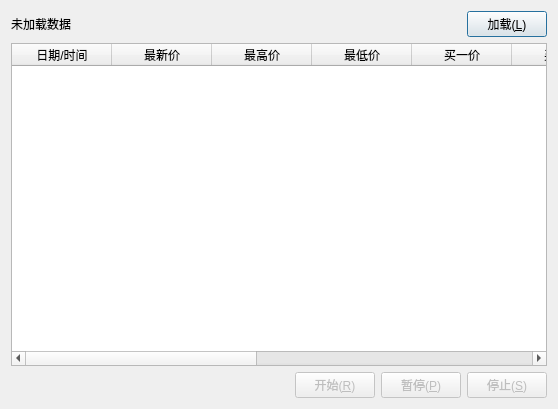
BruceFrankWong/FuturesWorkshop, file QT/dialog_test_server.ui: the form before one commit.
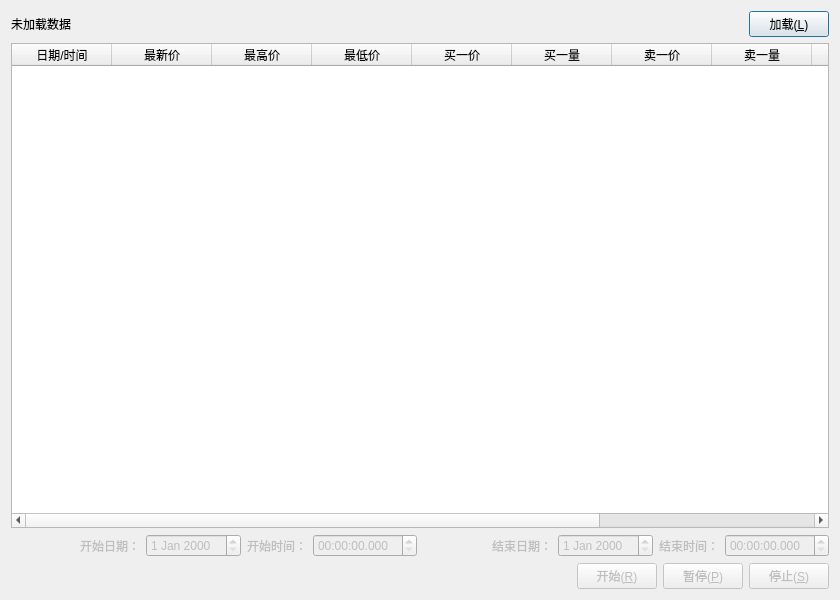
The form after the commit.

```diff
--- a/QT/dialog_test_server.ui
+++ b/QT/dialog_test_server.ui
@@ -6,10 +6,16 @@
    <rect>
     <x>0</x>
     <y>0</y>
-    <width>558</width>
-    <height>409</height>
+    <width>840</width>
+    <height>600</height>
    </rect>
   </property>
+  <property name="minimumSize">
+   <size>
+    <width>840</width>
+    <height>0</height>
+   </size>
+  </property>
   <property name="windowTitle">
    <string>FuturesWorkshop - 测试服务器</string>
   </property>
@@ -93,6 +99,11 @@
        <string>卖一量</string>
       </property>
      </column>
+     <column>
+      <property name="text">
+       <string>持仓量</string>
+      </property>
+     </column>
      <column>
       <property name="text">
        <string>成交量</string>
@@ -103,15 +114,121 @@
        <string>成交额</string>
       </property>
      </column>
-     <column>
-      <property name="text">
-       <string>持仓量</string>
-      </property>
-     </column>
     </widget>
    </item>
    <item>
-    <layout class="QHBoxLayout" name="layoutHorizontalBottom">
+    <layout class="QHBoxLayout" name="layoutHorizontalTime">
+     <item>
+      <spacer name="horizontalSpacer_2">
+       <property name="orientation">
+        <enum>Qt::Horizontal</enum>
+       </property>
+       <property name="sizeHint" stdset="0">
+        <size>
+         <width>40</width>
+         <height>20</height>
+        </size>
+       </property>
+      </spacer>
+     </item>
+     <item>
+      <widget class="QLabel" name="labelDateStart">
+       <property name="enabled">
+        <bool>false</bool>
+       </property>
+       <property name="text">
+        <string>开始日期：</string>
+       </property>
+      </widget>
+     </item>
+     <item>
+      <widget class="QDateEdit" name="dateStart">
+       <property name="enabled">
+        <bool>false</bool>
+       </property>
+      </widget>
+     </item>
+     <item>
+      <widget class="QLabel" name="labelTimeStart">
+       <property name="enabled">
+        <bool>false</bool>
+       </property>
+       <property name="text">
+        <string>开始时间：</string>
+       </property>
+      </widget>
+     </item>
+     <item>
+      <widget class="QTimeEdit" name="timeStart">
+       <property name="enabled">
+        <bool>false</bool>
+       </property>
+       <property name="displayFormat">
+        <string>HH:mm:ss.mmm</string>
+       </property>
+      </widget>
+     </item>
+     <item>
+      <spacer name="horizontalSpacer">
+       <property name="orientation">
+        <enum>Qt::Horizontal</enum>
+       </property>
+       <property name="sizeHint" stdset="0">
+        <size>
+         <width>40</width>
+         <height>20</height>
+        </size>
+       </property>
+      </spacer>
+     </item>
+     <item>
+      <widget class="QLabel" name="labelDateEnd">
+       <property name="enabled">
+        <bool>false</bool>
+       </property>
+       <property name="text">
+        <string>结束日期：</string>
+       </property>
+      </widget>
+     </item>
+     <item>
+      <widget class="QDateEdit" name="dateEnd">
+       <property name="enabled">
+        <bool>false</bool>
+       </property>
+      </widget>
+     </item>
+     <item>
+      <widget class="QLabel" name="labelTimeEnd">
+       <property name="enabled">
+        <bool>false</bool>
+       </property>
+       <property name="text">
+        <string>结束时间：</string>
+       </property>
+      </widget>
+     </item>
+     <item>
+      <widget class="QTimeEdit" name="timeEnd">
+       <property name="enabled">
+        <bool>false</bool>
+       </property>
+       <property name="displayFormat">
+        <string>HH:mm:ss.mmm</string>
+       </property>
+      </widget>
+     </item>
+    </layout>
+   </item>
+   <item>
+    <layout class="QHBoxLayout" name="layoutHorizontalButton">
+     <item>
+      <widget class="QLabel" name="labelProgress">
+       <property name="text">
+        <string/>
+       </property>
+      </widget>
+     </item>
      <item>
       <spacer name="SpacerhorizontalBottom">
        <property name="orientation">
```
